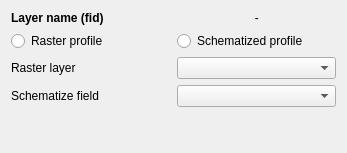
First picture: the form in flo2d/ui/profile_tool.ui, repository FLO-2DSoftware/qgis-flo-2d-plugin, before the edit.
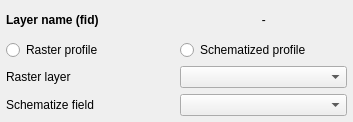
Second picture: the form after the edit.

Patch:
```diff
--- a/flo2d/ui/profile_tool.ui
+++ b/flo2d/ui/profile_tool.ui
@@ -6,14 +6,17 @@
    <rect>
     <x>0</x>
     <y>0</y>
-    <width>347</width>
-    <height>153</height>
+    <width>353</width>
+    <height>122</height>
    </rect>
   </property>
   <property name="windowTitle">
    <string>Form</string>
   </property>
   <layout class="QVBoxLayout" name="verticalLayout_2">
+   <property name="margin">
+    <number>6</number>
+   </property>
    <item>
     <layout class="QHBoxLayout" name="horizontalLayout_4">
      <property name="bottomMargin">
@@ -104,19 +107,6 @@
      </item>
     </layout>
    </item>
-   <item>
-    <spacer name="verticalSpacer">
-     <property name="orientation">
-      <enum>Qt::Vertical</enum>
-     </property>
-     <property name="sizeHint" stdset="0">
-      <size>
-       <width>20</width>
-       <height>40</height>
-      </size>
-     </property>
-    </spacer>
-   </item>
   </layout>
  </widget>
  <resources/>
```
